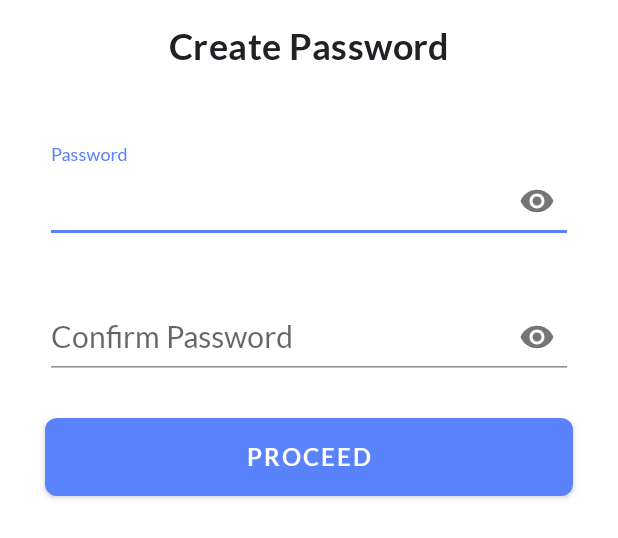
After one commit to TREP-LABS/DDMAndroid, an Android app: the layout fragment_create_password.xml on its own in the app's theme, with its tools: preview values and no code run, on a phone screen of 412 x 824 dp. The commit adds this screen. Shown: the top 538 px of the screen. Run offline under Robolectric (Android 15) with nearby library versions, the phone set to English and light mode, and no system bars.

Commit message:
Implement password creation page UI

```diff
--- a/app/src/main/java/com/treplabs/ddm/ddmapp/screens/demo/intro/DemoPagerFragment.kt
+++ b/app/src/main/java/com/treplabs/ddm/ddmapp/screens/demo/DemoPagerFragment.kt
@@ -1,4 +1,4 @@
-package com.treplabs.ddm.ddmapp.screens.demo.intro
+package com.treplabs.ddm.ddmapp.screens.demo
 import android.os.Bundle
 import android.os.Parcelable
 import android.view.LayoutInflater
--- a/app/src/main/java/com/treplabs/ddm/ddmapp/screens/demo/intro/PagerDataModel.kt
+++ b/app/src/main/java/com/treplabs/ddm/ddmapp/screens/demo/PagerDataModel.kt
@@ -1,4 +1,4 @@
-package com.treplabs.ddm.ddmapp.screens.demo.intro
+package com.treplabs.ddm.ddmapp.screens.demo
 
 import android.os.Parcelable
 import androidx.annotation.DrawableRes
--- /dev/null
+++ b/app/src/main/java/com/treplabs/ddm/ddmapp/screens/demo/WelcomeFragment.kt
@@ -0,0 +1,40 @@
+package com.treplabs.ddm.ddmapp.screens.demo
+import android.os.Bundle
+import android.view.LayoutInflater
+import android.view.View
+import android.view.ViewGroup
+
+import com.treplabs.ddm.base.BaseFragment
+import com.treplabs.ddm.databinding.FragmentWelcomeBinding
+
+class WelcomeFragment : BaseFragment() {
+
+    lateinit var binding: FragmentWelcomeBinding
+
+    override fun onCreateView(
+        inflater: LayoutInflater,
+        container: ViewGroup?,
+        savedInstanceState: Bundle?
+    ): View? {
+        binding = FragmentWelcomeBinding.inflate(inflater)
+        binding.lifecycleOwner = this
+        return binding.root
+    }
+
+    override fun onViewCreated(view: View, savedInstanceState: Bundle?) {
+        super.onViewCreated(view, savedInstanceState)
+        setUpToolbar()
+
+        binding.getStartedButton.setOnClickListener {
+        }
+
+
+        binding.signInButton.setOnClickListener {
+        }
+    }
+
+    private fun setUpToolbar() = mainActivity.run {
+        setUpToolBar("", true)
+        invalidateToolbarElevation(0)
+    }
+}
--- a/app/src/main/java/com/treplabs/ddm/ddmapp/screens/demo/intro/WelcomeFragment.kt
+++ b/app/src/main/java/com/treplabs/ddm/ddmapp/screens/password/CreatePasswordFragment.kt
@@ -1,23 +1,23 @@
-package com.treplabs.ddm.ddmapp.screens.demo.intro
+package com.treplabs.ddm.ddmapp.screens.password
+
 import android.os.Bundle
 import android.view.LayoutInflater
 import android.view.View
 import android.view.ViewGroup
-import androidx.navigation.fragment.findNavController
+import com.treplabs.ddm.base.BaseFragment
+import com.treplabs.ddm.databinding.FragmentSigninBinding
+import com.treplabs.ddm.databinding.FragmentSignupBinding
 
-import com.treplabs.ddm.base.BaseFragment
-import com.treplabs.ddm.databinding.FragmentWelcomeBinding
+class CreatePasswordFragment : BaseFragment() {
 
-class WelcomeFragment : BaseFragment() {
-
-    lateinit var binding: FragmentWelcomeBinding
+    lateinit var binding: FragmentSignupBinding
 
     override fun onCreateView(
         inflater: LayoutInflater,
         container: ViewGroup?,
         savedInstanceState: Bundle?
     ): View? {
-        binding = FragmentWelcomeBinding.inflate(inflater)
+        binding = FragmentSignupBinding.inflate(inflater)
         binding.lifecycleOwner = this
         return binding.root
     }
@@ -25,13 +25,7 @@ class WelcomeFragment : BaseFragment() {
     override fun onViewCreated(view: View, savedInstanceState: Bundle?) {
         super.onViewCreated(view, savedInstanceState)
         setUpToolbar()
-
-        binding.getStartedButton.setOnClickListener {
-        }
-
-
-        binding.signInButton.setOnClickListener {
-        }
+        daggerAppComponent.inject(this)
     }
 
     private fun setUpToolbar() = mainActivity.run {
--- /dev/null
+++ b/app/src/main/java/com/treplabs/ddm/ddmapp/screens/password/CreatePasswordViewModel.kt
@@ -0,0 +1,10 @@
+package com.treplabs.ddm.ddmapp.screens.password
+
+import com.treplabs.ddm.base.BaseViewModel
+import javax.inject.Inject
+
+class CreatePasswordViewModel @Inject constructor() : BaseViewModel() {
+
+    override fun addAllLiveDataToObservablesList() {
+    }
+}
--- /dev/null
+++ b/app/src/main/res/layout/fragment_create_password.xml
@@ -0,0 +1,82 @@
+<?xml version="1.0" encoding="utf-8"?>
+
+<layout xmlns:android="http://schemas.android.com/apk/res/android"
+    xmlns:app="http://schemas.android.com/apk/res-auto"
+    xmlns:tools="http://schemas.android.com/tools">
+
+    <androidx.constraintlayout.widget.ConstraintLayout
+        android:layout_width="match_parent"
+        android:layout_height="match_parent"
+        android:background="?colorPrimary">
+
+        <TextView
+            android:id="@+id/textView"
+            style="@style/AppTheme.TextAppearance.PageHeader"
+            android:layout_width="wrap_content"
+            android:layout_height="wrap_content"
+            android:layout_marginStart="30dp"
+            android:layout_marginTop="16dp"
+            android:layout_marginEnd="30dp"
+            android:text="Create Password"
+            app:layout_constraintEnd_toEndOf="parent"
+            app:layout_constraintStart_toStartOf="parent"
+            app:layout_constraintTop_toTopOf="parent" />
+
+
+        <com.google.android.material.textfield.TextInputLayout
+            android:id="@+id/passwordInputLayout"
+            style="@style/Widget.Design.TextInputLayout"
+            android:layout_width="match_parent"
+            android:layout_height="wrap_content"
+            android:layout_marginStart="30dp"
+            android:layout_marginTop="50dp"
+            android:layout_marginEnd="30dp"
+            android:hint="Password"
+            app:layout_constraintEnd_toEndOf="parent"
+            app:layout_constraintStart_toStartOf="parent"
+            app:layout_constraintTop_toBottomOf="@+id/textView"
+            app:passwordToggleEnabled="true">
+
+            <com.google.android.material.textfield.TextInputEditText
+                android:id="@+id/password_edit_text"
+                style="@style/AppTheme.TextInputLayouts"
+                android:inputType="textPassword" />
+
+        </com.google.android.material.textfield.TextInputLayout>
+
+        <com.google.android.material.textfield.TextInputLayout
+            android:id="@+id/confirmPasswordInputLayout"
+            style="@style/Widget.Design.TextInputLayout"
+            android:layout_width="match_parent"
+            android:layout_height="wrap_content"
+            android:layout_marginStart="30dp"
+            android:layout_marginTop="24dp"
+            android:layout_marginEnd="30dp"
+            android:hint="Confirm Password"
+            app:layout_constraintEnd_toEndOf="parent"
+            app:layout_constraintStart_toStartOf="parent"
+            app:layout_constraintTop_toBottomOf="@+id/passwordInputLayout"
+            app:passwordToggleEnabled="true">
+
+            <com.google.android.material.textfield.TextInputEditText
+                android:id="@+id/confirm_password_edit_text"
+                style="@style/AppTheme.TextInputLayouts"
+                android:inputType="textPassword" />
+
+        </com.google.android.material.textfield.TextInputLayout>
+
+        <com.google.android.material.button.MaterialButton
+            android:id="@+id/get_started_button"
+            style="@style/AppTheme.HorizontalButtonAppearance"
+            android:layout_width="0dp"
+            android:layout_height="wrap_content"
+            android:layout_marginTop="20dp"
+            android:text="Proceed"
+            app:layout_constraintEnd_toEndOf="parent"
+            app:layout_constraintStart_toStartOf="parent"
+            app:layout_constraintTop_toBottomOf="@+id/confirmPasswordInputLayout" />
+
+
+    </androidx.constraintlayout.widget.ConstraintLayout>
+
+</layout>
```
Also changed, not shown: app/src/main/java/com/treplabs/ddm/ddmapp/screens/demo/DemoFragment.kt (renamed from app/src/main/java/com/treplabs/ddm/ddmapp/screens/demo/intro/DemoFragment.kt, +20 -6 lines).
